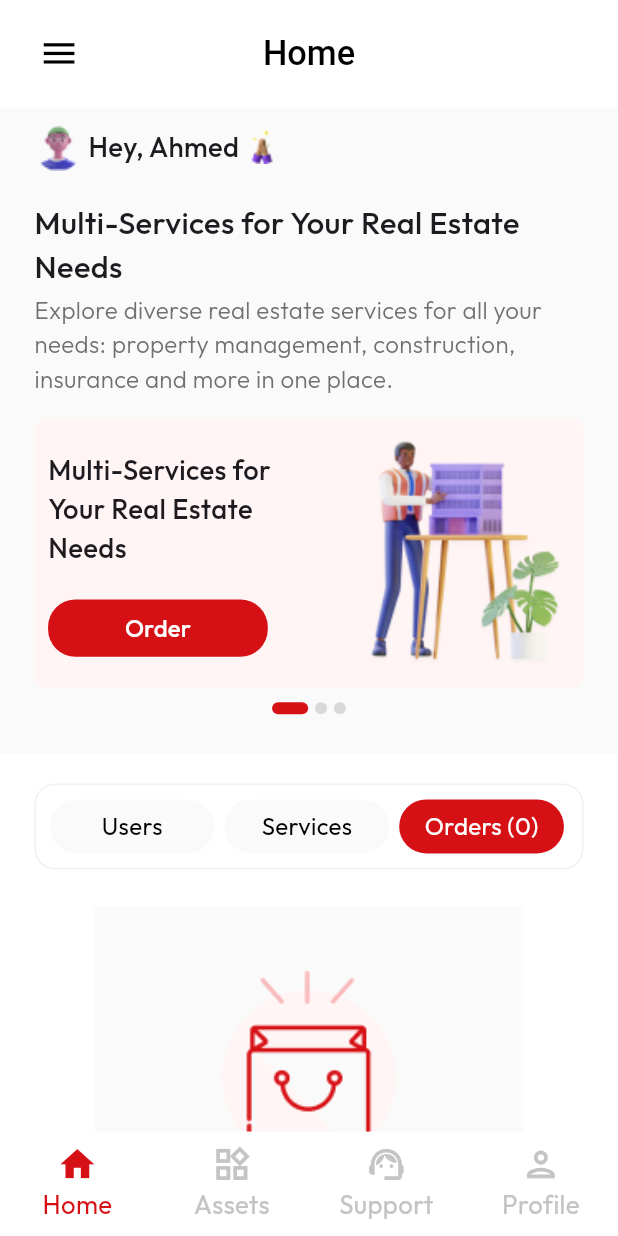
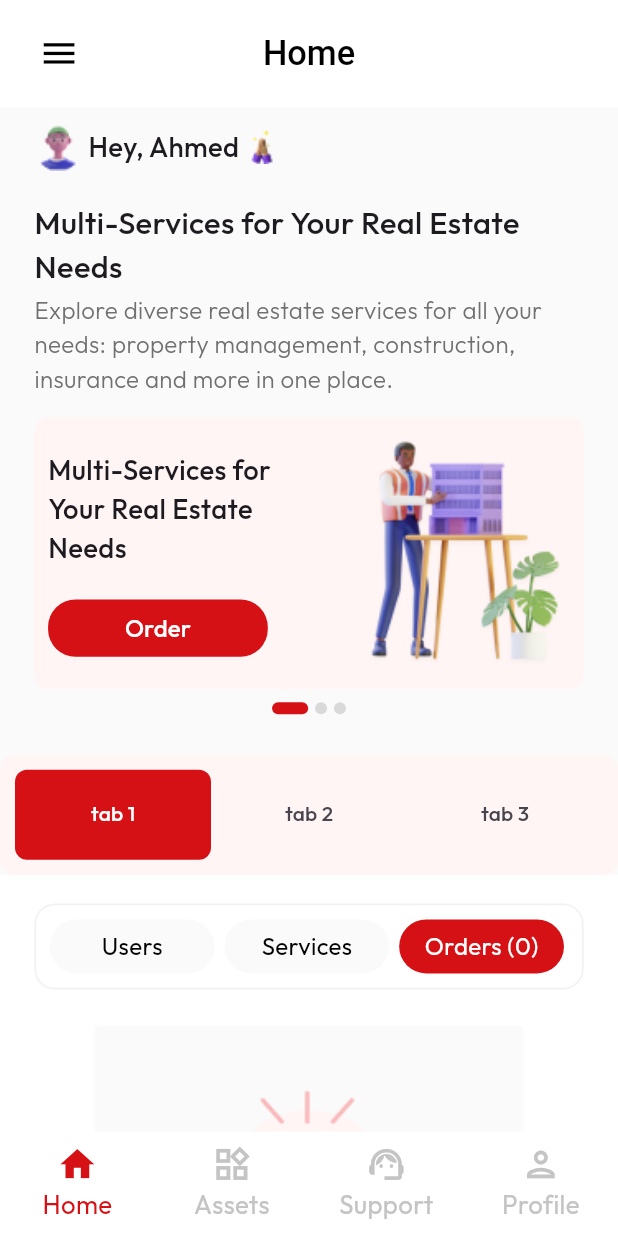
Before and after one commit to Ebrahim-Elkbbany/Test-Task, a Flutter app: the screen it shows after launch, after a tap on "Services", after a tap on "Orders (0)", on a phone screen of 412 x 824 dp. Run offline on Flutter 3.47's test engine with Material 3 defaults, Android fonts, the phone set to English and light mode, and no system bars; drawn by our look-alikes of smooth_page_indicator; our stand-ins replace bloc, dio, flutter_bloc, flutter_screenutil, shimmer; network calls fail.

Commit message:
Laptop working-tree backup 2026-11-16 14:21

```diff
--- /dev/null
+++ b/lib/core/widgets/custom_tab_bar.dart
@@ -0,0 +1,58 @@
+import 'package:flutter/material.dart';
+import 'package:test_task/constant.dart';
+
+class CustomTabBar extends StatelessWidget {
+  const CustomTabBar({
+    Key? key,
+
+    required this.tabs,
+    required this.children,
+  }) : super(key: key);
+
+
+  final List<String> tabs;
+  final List<Widget> children;
+  @override
+  Widget build(BuildContext context) {
+    return DefaultTabController(
+      length: tabs.length,
+      child: Column(
+        children: <Widget>[
+          Container(
+            height: 80,
+            decoration: BoxDecoration(
+              color: const Color(0xffFFF5F5),
+              borderRadius: BorderRadius.circular(10.0),
+            ),
+
+            child: TabBar(
+              indicatorSize: TabBarIndicatorSize.tab,
+              padding: const EdgeInsets.all(10),
+              tabs: [
+
+                for( var i= 0; i<tabs.length;i++)
+                  Tab(text:tabs [i])
+
+              ],
+              dividerColor: Color(0xffFFF5F5),
+              labelColor: Colors.white,
+              indicator: const BoxDecoration(
+                color: kPrimaryColor,
+                borderRadius: BorderRadiusDirectional.all(Radius.circular(8)),
+              ),
+
+            ),
+          ),
+          Expanded(
+            child: TabBarView(
+              children: [
+                for( var i= 0; i<children.length;i++)
+                 children[i]
+              ],
+            ),
+          ),
+        ],
+      ),
+    );
+  }
+}
--- /dev/null
+++ b/lib/features/home/presentation/views/widgets/first_tab_bar.dart
@@ -0,0 +1,91 @@
+import 'package:flutter/material.dart';
+import 'package:test_task/constant.dart';
+import 'package:test_task/core/utils/styles.dart';
+import 'package:test_task/core/widgets/custom_tab_bar.dart';
+import 'package:test_task/features/home/presentation/views/widgets/tab_bar_sec.dart';
+
+class FirstTabBar extends StatelessWidget {
+  const FirstTabBar({super.key});
+
+  @override
+  Widget build(BuildContext context) {
+    // return DefaultTabController(
+    //   length: 4,
+    //   child: Column(
+    //     children: <Widget>[
+    //       Container(
+    //         margin: const EdgeInsets.all(15),
+    //         height: 50.h,
+    //         child: const
+    //         TabBar(
+    //           tabs: [
+    //             Tab(
+    //               text: ' Tab 1',
+    //             ),
+    //
+    //             Tab(
+    //               text: ' Tab 2',
+    //             ),
+    //             Tab(
+    //               text: ' tap 3',
+    //             ),
+    //             Tab(
+    //               text: ' tap 4',
+    //             ),
+    //           ],
+    //
+    //           dividerColor: Colors.white,
+    //           indicator: BoxDecoration(),
+    //         ),
+    //       ),
+    //        Expanded(
+    //         child: TabBarView(
+    //           children: [
+    //             Text(
+    //               'this is tab 1',
+    //                style: Styles.textStyle20,
+    //               textAlign: TextAlign.center,
+    //             ),     Text(
+    //               'this is tab 2',
+    //                style: Styles.textStyle20,
+    //               textAlign: TextAlign.center,
+    //             ),     Text(
+    //               'this is tab 3',
+    //                style: Styles.textStyle20,
+    //               textAlign: TextAlign.center,
+    //             ),     Text(
+    //               'this is tab 4',
+    //                style: Styles.textStyle20,
+    //               textAlign: TextAlign.center,
+    //             ),
+    //             // const TabBarSec(),
+    //           ],
+    //         ),
+    //       ),
+    //     ],
+    //   ),
+    // );
+    return CustomTabBar(
+      tabs: const [
+        'tab 1',
+        'tab 2',
+        'tab 3',
+      ],
+
+      children: [
+        const TabBarSec(),
+        Text(
+          'this is tab 2',
+          style: Styles.textStyle20,
+          textAlign: TextAlign.center,
+        ),
+        const TabBarSec(),
+        Text(
+          'this is tab 3',
+          style: Styles.textStyle20,
+          textAlign: TextAlign.center,
+        ),
+      ],
+    );
+  }
+}
--- a/lib/features/home/presentation/views/widgets/home_view_body.dart
+++ b/lib/features/home/presentation/views/widgets/home_view_body.dart
@@ -2,6 +2,7 @@ import 'package:flutter/cupertino.dart';
 import 'package:flutter/material.dart';
 import 'package:test_task/core/utils/resposive_size_config.dart';
 import 'package:test_task/features/home/presentation/views/widgets/banners_sec.dart';
+import 'package:test_task/features/home/presentation/views/widgets/first_tab_bar.dart';
 import 'package:test_task/features/home/presentation/views/widgets/tab_bar_sec.dart';
 import 'package:test_task/features/home/presentation/views/widgets/text_sec.dart';
 
@@ -26,7 +27,9 @@ class HomeViewBody extends StatelessWidget {
           SizedBox(
             height: SizeConfig.height(context, 32),
           ),
-          const TabBarSec(),
+          const SizedBox(
+            height: 1000,
+            child: FirstTabBar(),),
           SizedBox(
             height: SizeConfig.height(context, 16),
           ),
```
Also changed, not shown: pubspec.lock.
